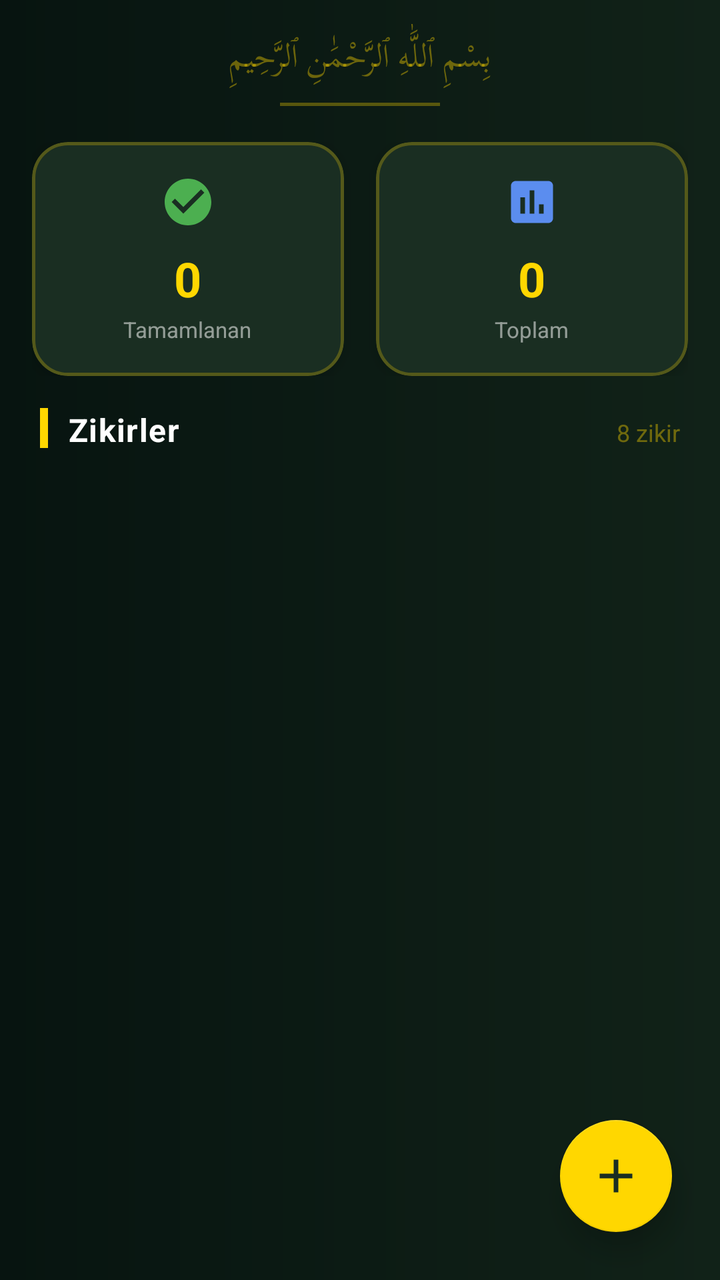
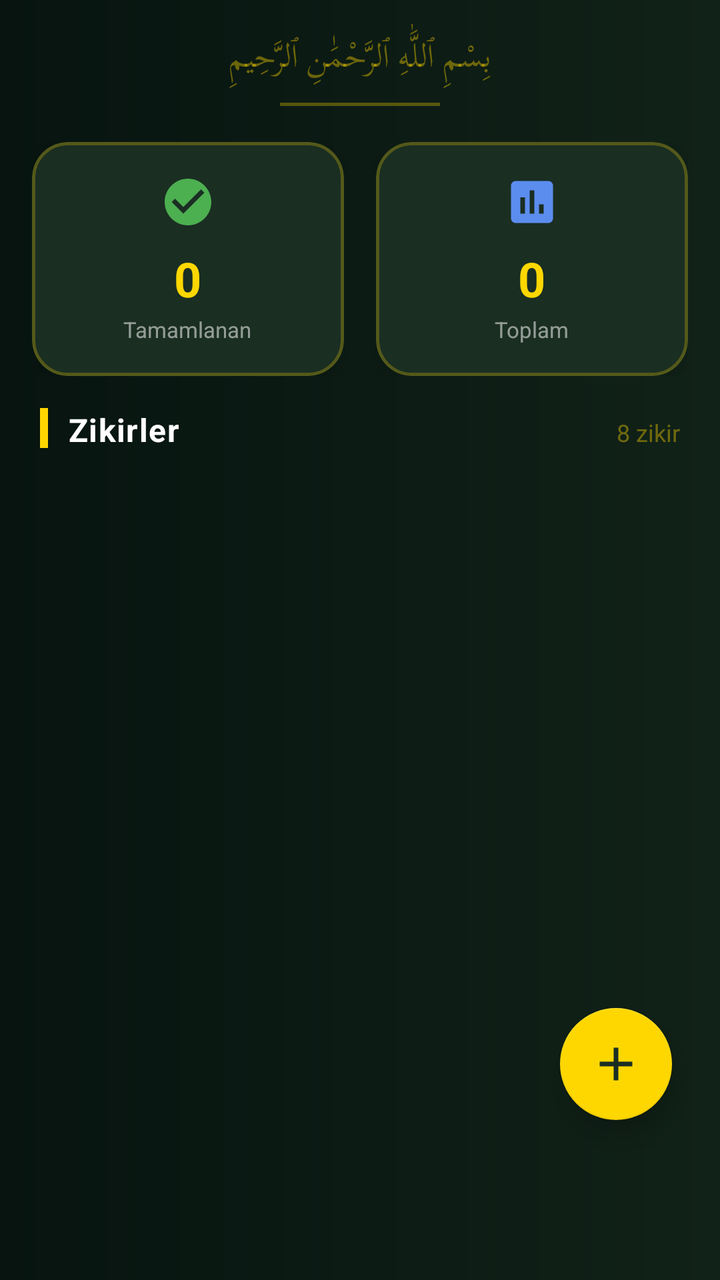

Compare the two renders of this Android layout. The source of the first and the diff that turns it into the second are given below.
<!-- AndroidManifest.xml: application theme Theme.IbadetApp -->
<!-- res/layout/fragment_zikir_list.xml -->
<?xml version="1.0" encoding="utf-8"?>
<androidx.coordinatorlayout.widget.CoordinatorLayout
    xmlns:android="http://schemas.android.com/apk/res/android"
    xmlns:app="http://schemas.android.com/apk/res-auto"
    android:layout_width="match_parent"
    android:layout_height="match_parent"
    android:background="@drawable/bg_tesbih_gradient">

    <androidx.core.widget.NestedScrollView
        android:layout_width="match_parent"
        android:layout_height="match_parent"
        android:fillViewport="true">

        <LinearLayout
            android:layout_width="match_parent"
            android:layout_height="wrap_content"
            android:orientation="vertical">

            
            <LinearLayout
                android:layout_width="match_parent"
                android:layout_height="wrap_content"
                android:orientation="vertical"
                android:paddingTop="12dp"
                android:paddingBottom="8dp"
                android:gravity="center">

                <TextView
                    android:layout_width="wrap_content"
                    android:layout_height="wrap_content"
                    android:text="بِسْمِ ٱللَّٰهِ ٱلرَّحْمَٰنِ ٱلرَّحِيمِ"
                    android:textSize="16sp"
                    android:textColor="#66FFD700"
                    android:fontFamily="@font/arabic_font"
                    android:textDirection="rtl" />

                <View
                    android:layout_width="80dp"
                    android:layout_height="1.5dp"
                    android:background="#50FFD700"
                    android:layout_marginTop="6dp"
                    android:layout_marginBottom="10dp" />

            </LinearLayout>

            
            <LinearLayout
                android:layout_width="match_parent"
                android:layout_height="wrap_content"
                android:orientation="horizontal"
                android:paddingHorizontal="16dp"
                android:layout_marginBottom="16dp">

                
                <com.google.android.material.card.MaterialCardView
                    android:layout_width="0dp"
                    android:layout_height="wrap_content"
                    android:layout_weight="1"
                    android:layout_marginEnd="8dp"
                    app:cardCornerRadius="18dp"
                    app:cardElevation="4dp"
                    app:cardBackgroundColor="#1A2E22"
                    app:strokeColor="#40FFD700"
                    app:strokeWidth="1.5dp">

                    <LinearLayout
                        android:layout_width="match_parent"
                        android:layout_height="wrap_content"
                        android:orientation="vertical"
                        android:padding="16dp"
                        android:gravity="center">

                        <ImageView
                            android:layout_width="28dp"
                            android:layout_height="28dp"
                            android:src="@drawable/ic_check_circle"
                            app:tint="#4CAF50"
                            android:layout_marginBottom="8dp" />

                        <TextView
                            android:id="@+id/tv_completed_count"
                            android:layout_width="wrap_content"
                            android:layout_height="wrap_content"
                            android:text="0"
                            android:textSize="24sp"
                            android:textStyle="bold"
                            android:textColor="#FFD700" />

                        <TextView
                            android:layout_width="wrap_content"
                            android:layout_height="wrap_content"
                            android:text="Tamamlanan"
                            android:textSize="11sp"
                            android:textColor="#88FFFFFF"
                            android:layout_marginTop="2dp" />

                    </LinearLayout>

                </com.google.android.material.card.MaterialCardView>

                
                <com.google.android.material.card.MaterialCardView
                    android:layout_width="0dp"
                    android:layout_height="wrap_content"
                    android:layout_weight="1"
                    android:layout_marginStart="8dp"
                    app:cardCornerRadius="18dp"
                    app:cardElevation="4dp"
                    app:cardBackgroundColor="#1A2E22"
                    app:strokeColor="#40FFD700"
                    app:strokeWidth="1.5dp">

                    <LinearLayout
                        android:layout_width="match_parent"
                        android:layout_height="wrap_content"
                        android:orientation="vertical"
                        android:padding="16dp"
                        android:gravity="center">

                        <ImageView
                            android:layout_width="28dp"
                            android:layout_height="28dp"
                            android:src="@drawable/ic_stats"
                            app:tint="#5B8DEF"
                            android:layout_marginBottom="8dp" />

                        <TextView
                            android:id="@+id/tv_total_count"
                            android:layout_width="wrap_content"
                            android:layout_height="wrap_content"
                            android:text="0"
                            android:textSize="24sp"
                            android:textStyle="bold"
                            android:textColor="#FFD700" />

                        <TextView
                            android:layout_width="wrap_content"
                            android:layout_height="wrap_content"
                            android:text="Toplam"
                            android:textSize="11sp"
                            android:textColor="#88FFFFFF"
                            android:layout_marginTop="2dp" />

                    </LinearLayout>

                </com.google.android.material.card.MaterialCardView>

            </LinearLayout>

            
            <LinearLayout
                android:layout_width="match_parent"
                android:layout_height="wrap_content"
                android:orientation="horizontal"
                android:paddingHorizontal="20dp"
                android:paddingBottom="8dp">

                <View
                    android:layout_width="4dp"
                    android:layout_height="20dp"
                    android:background="#FFD700"
                    android:layout_marginEnd="10dp" />

                <TextView
                    android:layout_width="0dp"
                    android:layout_height="wrap_content"
                    android:layout_weight="1"
                    android:text="Zikirler"
                    android:textSize="16sp"
                    android:textStyle="bold"
                    android:textColor="#FFFFFF"
                    android:letterSpacing="0.03" />

                <TextView
                    android:id="@+id/tv_zikir_count"
                    android:layout_width="wrap_content"
                    android:layout_height="wrap_content"
                    android:text="8 zikir"
                    android:textSize="12sp"
                    android:textColor="#66FFD700" />

            </LinearLayout>

            
            <androidx.recyclerview.widget.RecyclerView
                android:id="@+id/rv_zikirler"
                android:layout_width="match_parent"
                android:layout_height="wrap_content"
                android:clipToPadding="false"
                android:paddingBottom="100dp" />

        </LinearLayout>

    </androidx.core.widget.NestedScrollView>

    
    <com.google.android.material.floatingactionbutton.FloatingActionButton
        android:id="@+id/fab_add_zikir"
        android:layout_width="wrap_content"
        android:layout_height="wrap_content"
        android:layout_gravity="bottom|end"
        android:layout_margin="24dp"
        android:src="@drawable/ic_add"
        app:backgroundTint="#FFD700"
        app:tint="#1A2E22"
        app:elevation="8dp"
        app:maxImageSize="28dp"
        android:contentDescription="Zikir ekle" />

</androidx.coordinatorlayout.widget.CoordinatorLayout>
<!-- resources referenced by this layout -->
<resources>
  <!-- drawable bg_tesbih_gradient (drawable) -->
  <?xml version="1.0" encoding="utf-8"?>
  <shape xmlns:android="http://schemas.android.com/apk/res/android">
      <gradient
          android:type="linear"
          android:angle="180"
          android:startColor="#112218"
          android:endColor="#071410" />
  </shape>
  <!-- drawable ic_add (drawable) -->
  <?xml version="1.0" encoding="utf-8"?>
  <vector xmlns:android="http://schemas.android.com/apk/res/android"
      android:width="24dp"
      android:height="24dp"
      android:viewportWidth="24"
      android:viewportHeight="24">
      <path
          android:fillColor="@android:color/white"
          android:pathData="M19,13h-6v6h-2v-6H5v-2h6V5h2v6h6v2z"/>
  </vector>
  <!-- drawable ic_check_circle (drawable) -->
  <?xml version="1.0" encoding="utf-8"?>
  <vector xmlns:android="http://schemas.android.com/apk/res/android"
      android:width="24dp"
      android:height="24dp"
      android:viewportWidth="24"
      android:viewportHeight="24">
      <path
          android:fillColor="#2E7D32"
          android:pathData="M12,2C6.48,2 2,6.48 2,12s4.48,10 10,10 10,-4.48 10,-10S17.52,2 12,2zM10,17l-5,-5 1.41,-1.41L10,14.17l7.59,-7.59L19,8l-9,9z"/>
  </vector>
  <!-- drawable ic_stats (drawable) -->
  <?xml version="1.0" encoding="utf-8"?>
  <vector xmlns:android="http://schemas.android.com/apk/res/android"
      android:width="24dp"
      android:height="24dp"
      android:viewportWidth="24"
      android:viewportHeight="24">
      <path
          android:fillColor="@android:color/black"
          android:pathData="M19,3H5c-1.1,0 -2,0.9 -2,2v14c0,1.1 0.9,2 2,2h14c1.1,0 2,-0.9 2,-2V5c0,-1.1 -0.9,-2 -2,-2zM9,17H7v-7h2v7zM13,17h-2V7h2v10zM17,17h-2v-4h2v4z"/>
  </vector>
  <style name="Theme.IbadetApp" parent="Theme.MaterialComponents.DayNight.DarkActionBar">
          <item name="colorPrimary">@color/green_primary</item>
          <item name="colorPrimaryDark">@color/green_dark</item>
          <item name="colorAccent">@color/green_light</item>
          <item name="colorPrimaryVariant">@color/green_dark</item>
          <item name="colorOnPrimary">@color/white</item>
          <item name="colorSecondary">@color/green_light</item>
          <item name="colorOnSecondary">@color/white</item>
          <item name="android:statusBarColor">@color/premium_bg_dark</item>
          <item name="android:navigationBarColor">@color/premium_bg_mid</item>
          <item name="windowActionBar">false</item>
          <item name="windowNoTitle">true</item>
      </style>
  <color name="green_primary">#2E7D32</color>
  <color name="green_dark">#1B5E20</color>
  <color name="green_light">#4CAF50</color>
  <color name="white">#FFFFFF</color>
  <color name="premium_bg_dark">#071410</color>
  <color name="premium_bg_mid">#112218</color>
</resources>

<!-- the commit's change to res/layout/fragment_zikir_list.xml (unified diff, before → after) -->
@@ -199,7 +199,8 @@
         android:layout_width="wrap_content"
         android:layout_height="wrap_content"
         android:layout_gravity="bottom|end"
-        android:layout_margin="24dp"
+        android:layout_marginEnd="24dp"
+        android:layout_marginBottom="80dp"
         android:src="@drawable/ic_add"
         app:backgroundTint="#FFD700"
         app:tint="#1A2E22"
